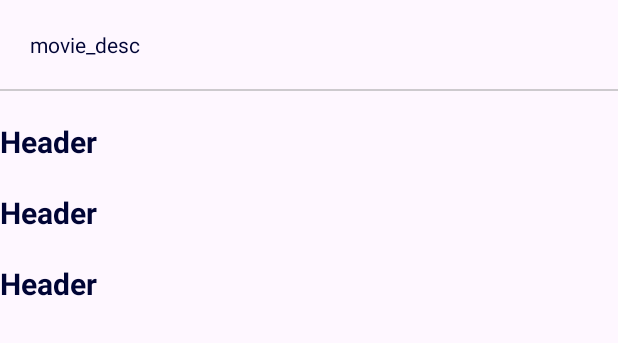
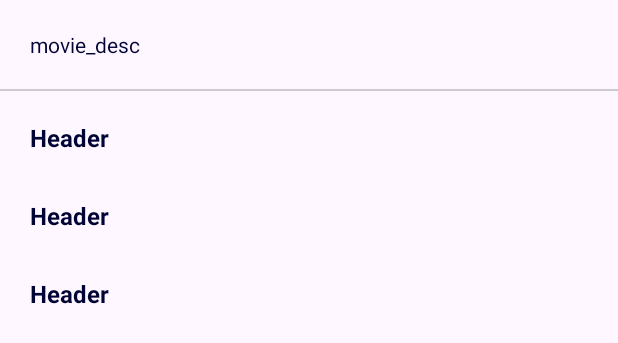
Before and after one commit to StanceFreak/OmkeGams, an Android app: the layout fragment_sinopsis.xml on its own in the app's theme, with its tools: preview values and no code run, on a phone screen of 412 x 824 dp. Shown: the top 343 px of the screen. Run offline under Robolectric (Android 15) with nearby library versions, the phone set to English and light mode, and no system bars.

Commit message:
feat(parent rv spacing): added new xml attributes for better rv items spacing

```diff
--- a/app/src/main/res/layout/item_list_sinopsis_parent.xml
+++ b/app/src/main/res/layout/item_list_sinopsis_parent.xml
@@ -10,13 +10,17 @@
         android:layout_width="wrap_content"
         android:layout_height="wrap_content"
         android:text="Header"
+        android:layout_marginHorizontal="20dp"
         android:textStyle="bold"
         android:textColor="@color/indigo"
-        android:textSize="20sp"/>
+        android:textSize="16sp"/>
 
     <androidx.recyclerview.widget.RecyclerView
         android:id="@+id/rv_sinopsis_children"
         android:layout_width="match_parent"
-        android:layout_height="wrap_content"/>
+        android:layout_height="wrap_content"
+        android:layout_marginTop="10dp"
+        android:paddingStart="20dp"
+        android:clipToPadding="false"/>
 
 </LinearLayout>
```
